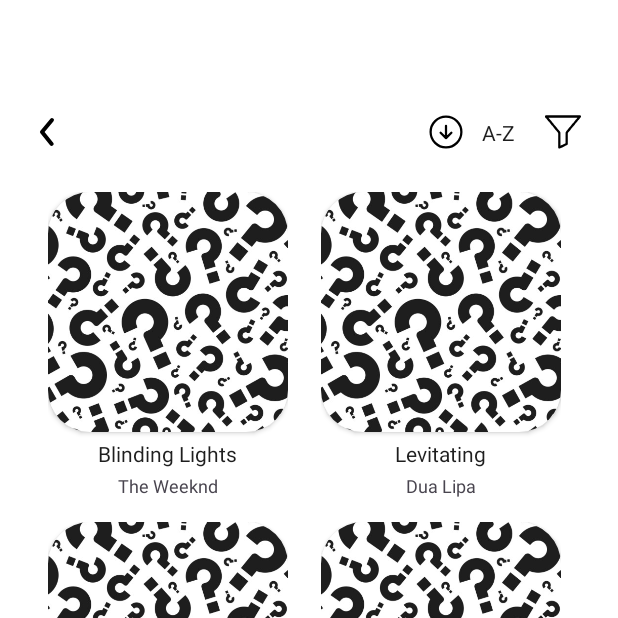
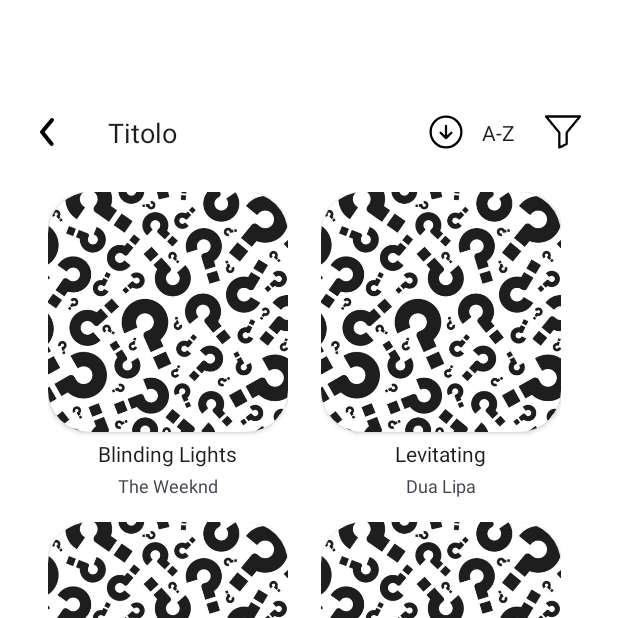
Before and after one commit to Magliaa/OceanTunes, an Android app: the SongsGridFragment screen opened through its navigation route, on a phone screen of 412 x 824 dp, the top half of it. Run offline under Robolectric (Android 15) with nearby library versions, the phone set to English and light mode, and no system bars; our stand-ins replace navigation-ui.

Commit message:
🐛 fixes

```diff
--- a/app/src/main/res/layout/fragment_songcard.xml
+++ b/app/src/main/res/layout/fragment_songcard.xml
@@ -11,7 +11,7 @@
     <androidx.cardview.widget.CardView
         android:id="@+id/song_card_complex"
         android:layout_width="match_parent"
-        android:layout_height="0dp"
+        android:layout_height="wrap_content"
         android:layout_gravity="bottom"
         android:layout_margin="16dp"
         app:cardCornerRadius="24dp"
--- a/app/src/main/res/layout/fragment_songsgrid.xml
+++ b/app/src/main/res/layout/fragment_songsgrid.xml
@@ -2,6 +2,7 @@
 <androidx.constraintlayout.widget.ConstraintLayout
     xmlns:android="http://schemas.android.com/apk/res/android"
     xmlns:app="http://schemas.android.com/apk/res-auto"
+    xmlns:tools="http://schemas.android.com/tools"
     android:layout_width="match_parent"
     android:layout_height="match_parent">
 
@@ -32,6 +33,19 @@
                 app:layout_constraintStart_toStartOf="parent" />
 
             <!-- Sort Button -->
+
+            <TextView
+                android:id="@+id/titlegrid"
+                android:layout_width="wrap_content"
+                android:layout_height="wrap_content"
+                android:text="Titolo"
+                android:textColor="@color/dark"
+                android:textSize="18sp"
+                android:paddingLeft="16dp"
+                app:layout_constraintTop_toTopOf="@+id/btn_back"
+                app:layout_constraintBottom_toBottomOf="@+id/btn_back"
+                app:layout_constraintStart_toEndOf="@+id/btn_back"  />
+
             <ImageView
                 android:id="@+id/btn_sort"
                 android:layout_width="48dp"
--- a/app/src/main/res/values/strings.xml
+++ b/app/src/main/res/values/strings.xml
@@ -32,7 +32,7 @@
     <string name="back">back\n</string>
     <string name="aggiungi_ai_preferiti">Aggiungi ai preferiti</string>
     <string name="song_date">Data</string>
-    <string name="info_song">Durata\nNumero di stream\nLabel discografica\n</string>
+    <string name="info_song">Durata\nGenere\nLabel discografica\n</string>
     <string name="chiudi">Chiudi</string>
     <string name="song_name">Nome canzone</string>
 </resources>
```
